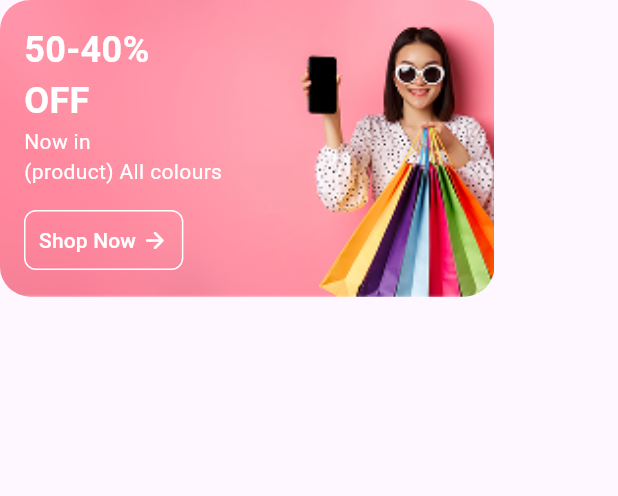
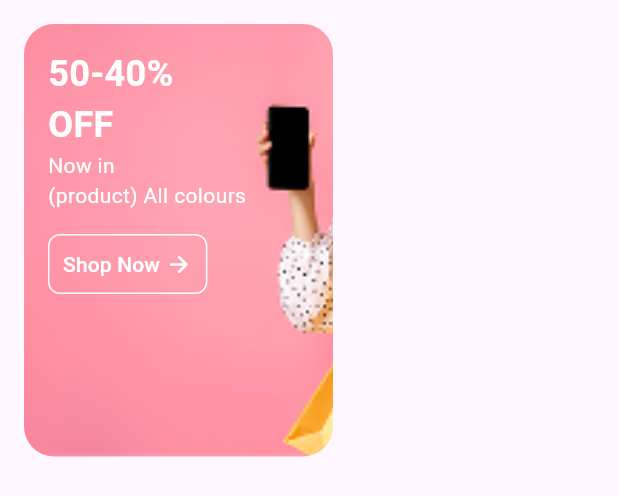
Before and after one commit to mohamedabdelaziz55/emptoria_app, a Flutter app: the CustomOfferCard widget shown alone on an empty page, opened directly, on a phone screen of 412 x 824 dp. Shown: the top 496 px of the screen. Run offline on Flutter 3.47's test engine with Material 3 defaults, Android fonts, the light colour scheme and no system bars.

Commit message:
create PageViewOfferCard

```diff
--- a/lib/core/constants/constants.dart
+++ b/lib/core/constants/constants.dart
@@ -0,0 +1,3 @@
+import 'dart:ui';
+
+const kPC =Color(0xff008CFF);
--- a/lib/features/home/presentation/pages/widgets/custom_offer_card.dart
+++ b/lib/features/home/presentation/pages/widgets/custom_offer_card.dart
@@ -12,9 +12,11 @@ class CustomOfferCard extends StatelessWidget {
     final double h = MediaQuery.of(context).size.height;
     final double w = MediaQuery.of(context).size.width;
 
-    return Container(
-      height: h * 0.24,
-      width: w * 0.8,
+    return Padding(
+      padding: const EdgeInsets.all(16.0),
+      child: Container(
+        height: h * 0.35,
+        width: w * 0.5,
         decoration: BoxDecoration(
           borderRadius: BorderRadius.circular(20),
           image: DecorationImage(
@@ -25,6 +27,7 @@ class CustomOfferCard extends StatelessWidget {
         child: Padding(
           padding: const EdgeInsets.all(16.0),
           child: Column(
+            mainAxisSize: MainAxisSize.min,
             crossAxisAlignment: CrossAxisAlignment.start,
             children: [
               Text(
@@ -71,6 +74,7 @@ class CustomOfferCard extends StatelessWidget {
             ],
           ),
         ),
+      ),
     );
   }
 }
--- a/lib/features/home/presentation/pages/widgets/home_view_body.dart
+++ b/lib/features/home/presentation/pages/widgets/home_view_body.dart
@@ -1,6 +1,6 @@
 import 'package:flutter/material.dart';
 import 'custom_app_bar.dart';
-import 'custom_offer_card.dart';
+import 'list_view_offer_card.dart';
 
 class HomeViewBody extends StatelessWidget {
   const HomeViewBody({super.key});
@@ -9,7 +9,7 @@ class HomeViewBody extends StatelessWidget {
   Widget build(BuildContext context) {
     return Scaffold(
       body: SafeArea(
-        child: Column(children: [CustomAppBar(), CustomOfferCard()]),
+        child: Column(children: [CustomAppBar(), PageViewOfferCard()]),
       ),
     );
   }
```
Also changed, not shown: lib/features/home/presentation/pages/widgets/list_view_offer_card.dart (added, +62 -0 lines). Lines whose indentation alone changed are shown as unchanged.
